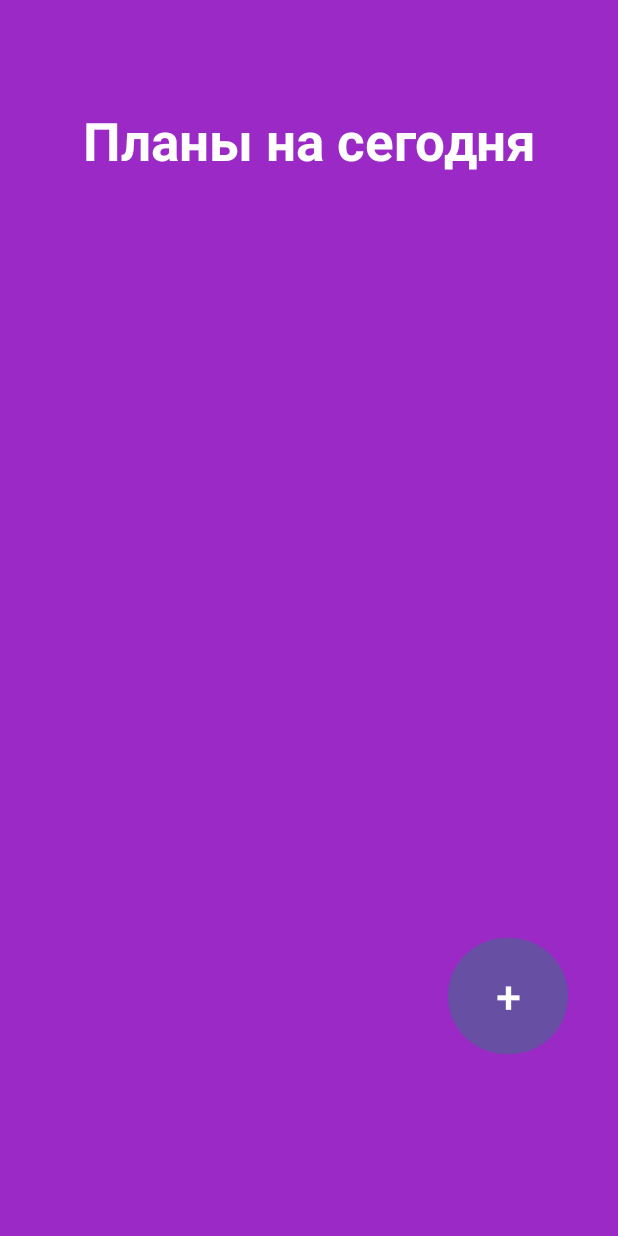
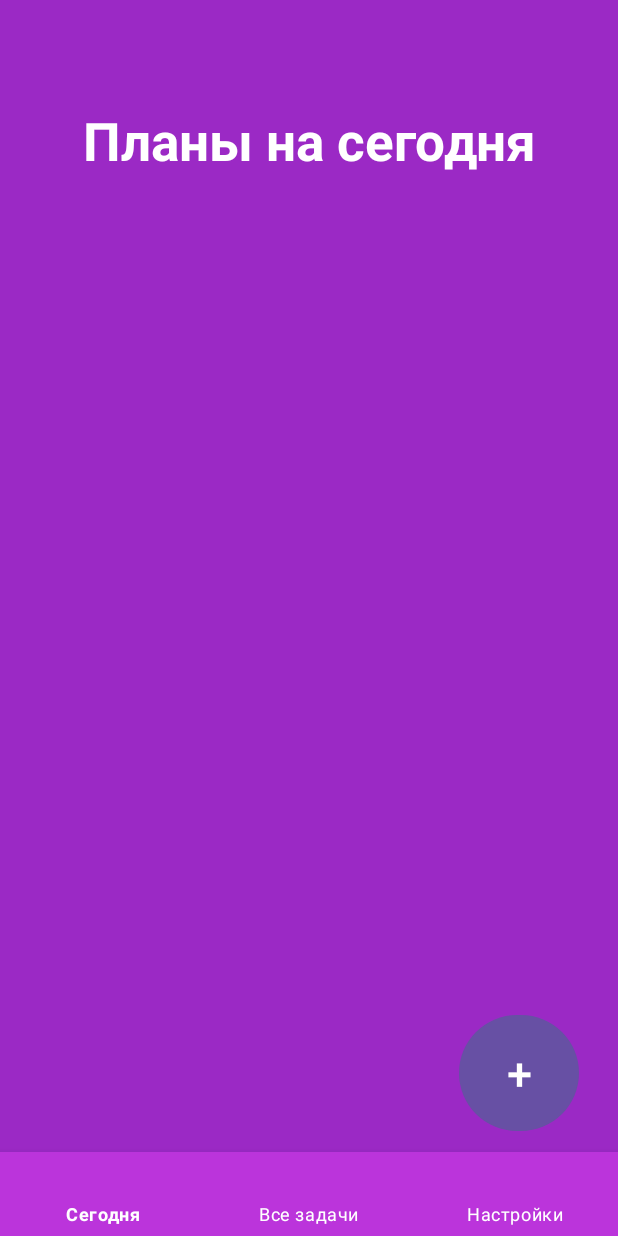
Before and after one commit to BigCapybara638/planner, an Android app: the screen it shows after launch (MainActivity), on a phone screen of 412 x 824 dp. Run offline under Robolectric (Android 15) with nearby library versions, the phone set to English and light mode, and no system bars.

Commit message:
add menu (dont work)

```diff
--- a/app/src/main/java/com/example/englishwordsapp/MainActivity.kt
+++ b/app/src/main/java/com/example/englishwordsapp/MainActivity.kt
@@ -10,6 +10,7 @@ import androidx.core.view.ViewCompat
 import androidx.core.view.WindowInsetsCompat
 import androidx.recyclerview.widget.LinearLayoutManager
 import androidx.recyclerview.widget.RecyclerView
+import com.google.android.material.bottomnavigation.BottomNavigationView
 
 class MainActivity : AppCompatActivity() {
 
@@ -33,11 +34,42 @@ class MainActivity : AppCompatActivity() {
         recyclerView.adapter = adapter
 
         val linkToAdd: TextView = findViewById(R.id.buttonAdd)
+        val bottomNavigationView = findViewById<BottomNavigationView>(R.id.bottom_navigation)
 
         linkToAdd.setOnClickListener {
             val intent = Intent(this, AddActivity::class.java)
             startActivity(intent)
         }
+
+        bottomNavigationView.setOnNavigationItemSelectedListener { item ->
+            when (item.itemId) {
+                R.id.nav_tasks -> {
+                    // Показать экран задач
+                    supportFragmentManager.beginTransaction()
+                        .commit()
+                    true
+                }
+                R.id.nav_calendar -> {
+                    // Показать экран календаря
+                    supportFragmentManager.beginTransaction()
+                        .commit()
+                    true
+                }
+                R.id.nav_settings -> {
+                    // Показать экран настроек
+                    supportFragmentManager.beginTransaction()
+                        .commit()
+                    true
+                }
+                else -> false
+            }
+        }
+
+        // Установить начальный фрагмент
+        if (savedInstanceState == null) {
+            bottomNavigationView.selectedItemId = R.id.nav_tasks
+        }
+
 
         ViewCompat.setOnApplyWindowInsetsListener(findViewById(R.id.main)) { v, insets ->
             val systemBars = insets.getInsets(WindowInsetsCompat.Type.systemBars())
--- a/app/src/main/res/layout/activity_main.xml
+++ b/app/src/main/res/layout/activity_main.xml
@@ -34,16 +34,24 @@
         android:id="@+id/buttonAdd"
         android:layout_width="80sp"
         android:layout_height="85sp"
-        android:layout_marginTop="504dp"
+        android:layout_marginBottom="10dp"
         android:text="+"
         android:textSize="30sp"
+        app:layout_constraintBottom_toTopOf="@+id/bottom_navigation"
+        app:layout_constraintEnd_toEndOf="parent"
+        app:layout_constraintHorizontal_bias="0.921"
+        app:layout_constraintStart_toStartOf="parent"
+        tools:ignore="MissingConstraints" />
+
+    <com.google.android.material.bottomnavigation.BottomNavigationView
+        android:id="@+id/bottom_navigation"
+        android:layout_width="match_parent"
+        android:layout_height="wrap_content"
+        android:layout_gravity="bottom"
+        android:background="#BB34DB"
+        app:itemTextColor="#FFFFFF"
         app:layout_constraintBottom_toBottomOf="parent"
-        app:layout_constraintEnd_toEndOf="parent"
-        app:layout_constraintHorizontal_bias="0.9"
-        app:layout_constraintStart_toStartOf="parent"
-        app:layout_constraintTop_toBottomOf="@+id/text"
-        app:layout_constraintVertical_bias="0.0"
-        tools:ignore="MissingConstraints" />
+        app:menu="@menu/bottom_nav_menu" />
 
 
 </androidx.constraintlayout.widget.ConstraintLayout>
--- /dev/null
+++ b/app/src/main/res/menu/bottom_nav_menu.xml
@@ -0,0 +1,14 @@
+<?xml version="1.0" encoding="utf-8"?>
+<menu xmlns:android="http://schemas.android.com/apk/res/android">
+    <item
+        android:id="@+id/nav_tasks"
+        android:title="@string/tasks" />
+
+    <item
+        android:id="@+id/nav_calendar"
+        android:title="@string/calendar" />
+
+    <item
+        android:id="@+id/nav_settings"
+        android:title="@string/settings" />
+</menu>
--- a/app/src/main/res/values/strings.xml
+++ b/app/src/main/res/values/strings.xml
@@ -1,3 +1,6 @@
 <resources>
     <string name="app_name">EnglishWordsApp</string>
+    <string name="tasks">Сегодня</string>
+    <string name="calendar">Все задачи</string>
+    <string name="settings">Настройки</string>
 </resources>
--- a/app/src/main/res/values/themes.xml
+++ b/app/src/main/res/values/themes.xml
@@ -2,6 +2,7 @@
     <!-- Base application theme. -->
     <style name="Base.Theme.EnglishWordsApp" parent="Theme.Material3.DayNight.NoActionBar">
         <!-- Customize your light theme here. -->
+        <item name="bottomNavigationStyle">@style/Widget.MaterialComponents.BottomNavigationView.Colored</item>
         <!-- <item name="colorPrimary">@color/my_light_primary</item> -->
     </style>
 
```
